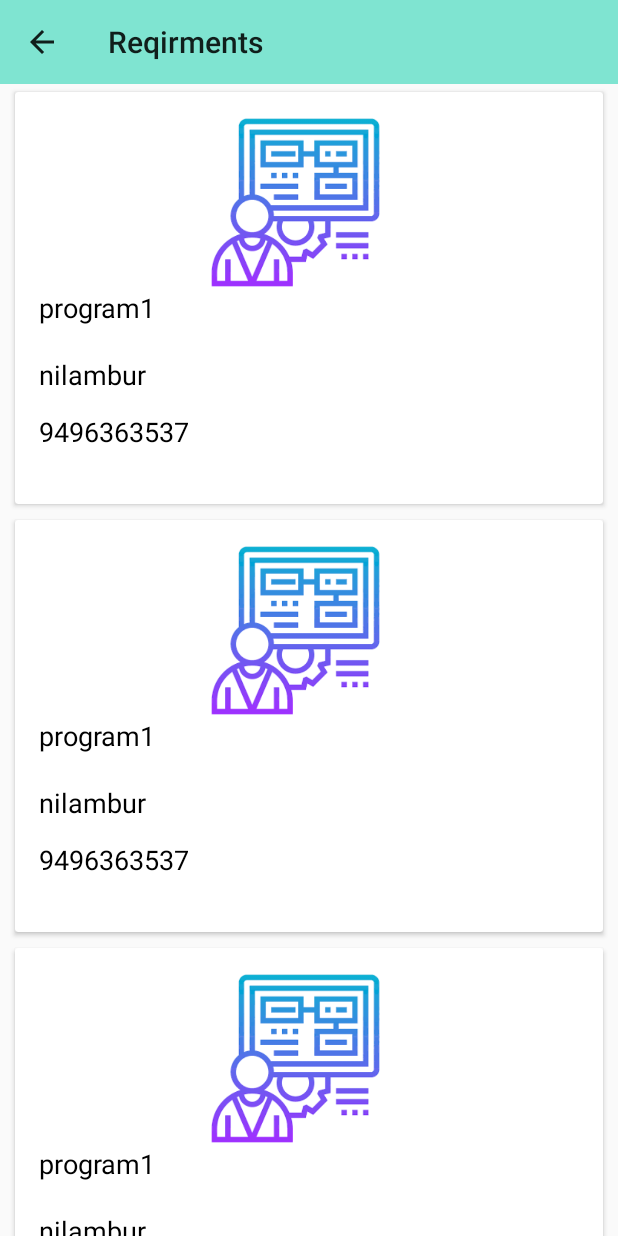
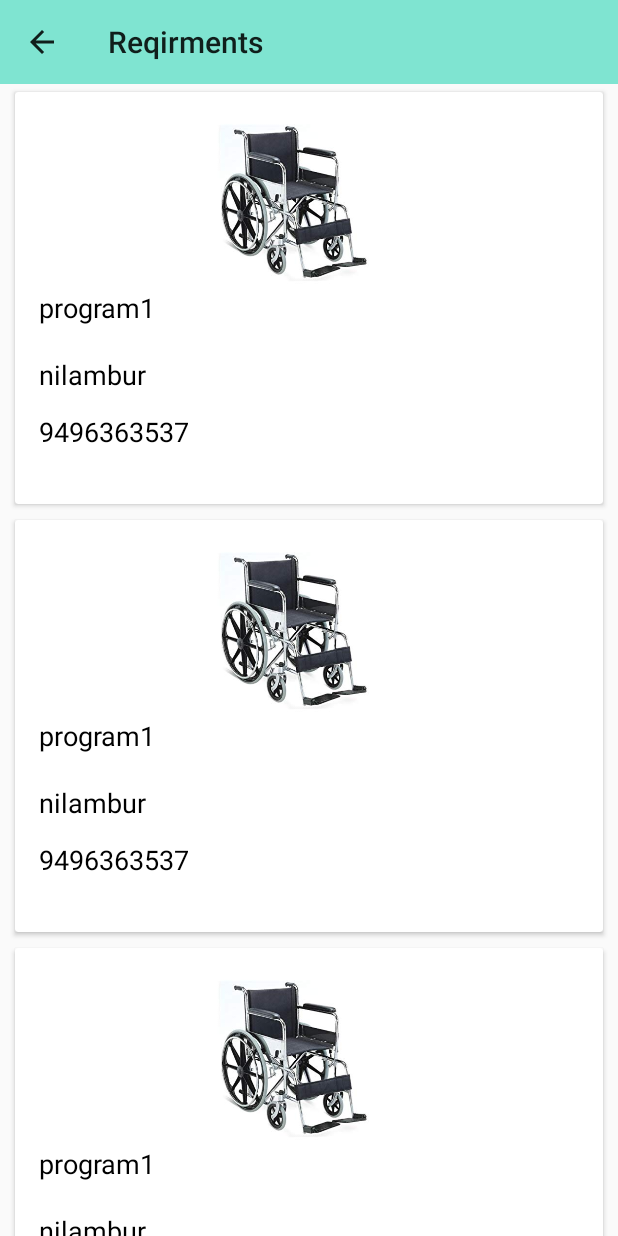
Before and after one commit to nidhashafeef/ch_centre, an Android app: the Requirments screen opened directly, with no data from a screen before it, on a phone screen of 412 x 824 dp. Run offline under Robolectric (Android 15) with nearby library versions, the phone set to English and light mode, and no system bars.

Commit message:
added wheel chair image to requirments

```diff
--- a/app/src/main/AndroidManifest.xml
+++ b/app/src/main/AndroidManifest.xml
@@ -3,7 +3,8 @@
     xmlns:tools="http://schemas.android.com/tools"
     package="com.example.chcenter">
 
-    <uses-permission android:name="android.permission.INTERNET" />
+    <uses-permission android:name="android.permission.INTERNET"/>
+    <uses-permission android:name="android.permission.CALL_PHONE" />
 
     <application
         android:allowBackup="true"
--- a/app/src/main/res/layout/list_view_requirments.xml
+++ b/app/src/main/res/layout/list_view_requirments.xml
@@ -34,7 +34,7 @@
                         android:id="@+id/imageView51"
                         android:layout_width="342dp"
                         android:layout_height="115dp"
-                        android:src="@drawable/pic_6" />
+                        android:src="@drawable/wheelchair" />
 
                     <TextView
                         android:id="@+id/txvNameR"
```
Also changed, not shown: app/src/main/res/drawable/wheelchair.jpg (added).
